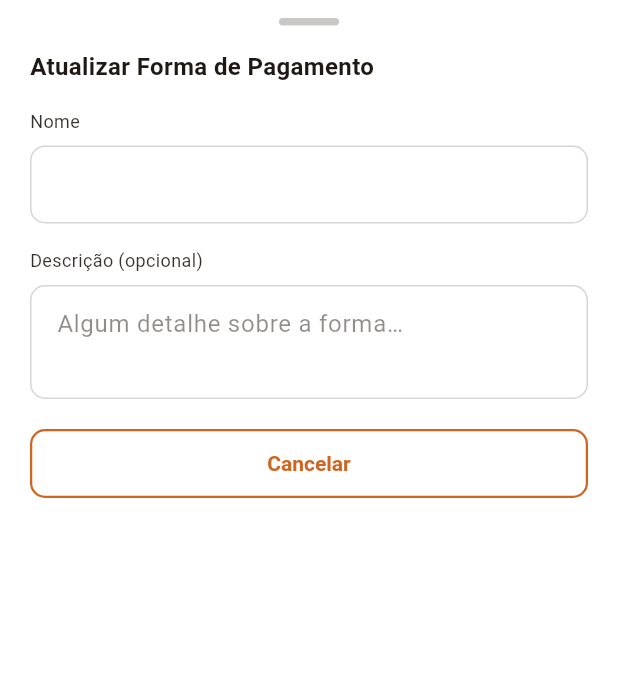
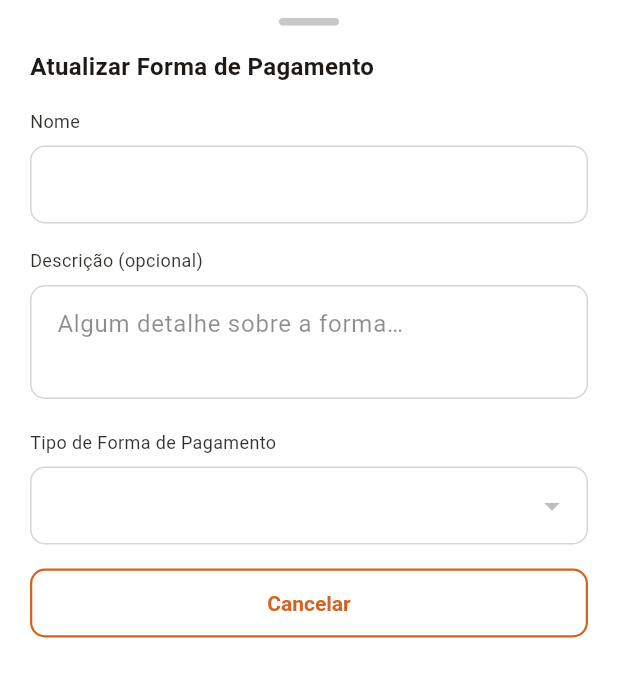
Before and after one commit to andersonf007/PedeAi-ERP, a Flutter app: the _FormaPagamentoFormSheet widget shown alone on an empty page, opened directly with empty values, on a phone screen of 412 x 824 dp. Shown: the top 677 px of the screen. Run offline on Flutter 3.47's test engine with Material 3 defaults, Android fonts, the phone set to English and light mode, and no system bars; our stand-ins replace flutter_login, image_picker, shared_preferences, supabase_flutter; accounts and stored records are empty.

Commit message:
adicionado tipo de forma de pagamento

```diff
--- a/lib/model/forma_pagamento.dart
+++ b/lib/model/forma_pagamento.dart
@@ -3,12 +3,14 @@ class FormaPagamento {
   final String nome;
   final String descricao;
   final bool ativo;
+  final int tipoFormaPagamentoId;
 
   FormaPagamento({
     required this.id,
     required this.nome,
     required this.descricao,
     required this.ativo,
+    required this.tipoFormaPagamentoId,
   });
 
   factory FormaPagamento.fromJson(Map<String, dynamic> json) {
@@ -17,6 +19,7 @@ class FormaPagamento {
       nome: json['nome'],
       descricao: json['descricao'],
       ativo: json['ativo'] ?? true,
+      tipoFormaPagamentoId: json['tipo_forma_pagamento_id'] ?? 1,
     );
   }
 }
--- a/lib/script/scriptFormaPagamento.dart
+++ b/lib/script/scriptFormaPagamento.dart
@@ -1,8 +1,8 @@
 class ScriptFormaPagamento {
   String inserirFormaPagamento(String schema, Map<String, dynamic> dados) {
     return '''
-      INSERT INTO ${schema}.forma_pagamento (nome, descricao)
-      VALUES ('${dados['nome']}', '${dados['descricao']}') returning id;
+      INSERT INTO ${schema}.forma_pagamento (nome, descricao, tipo_forma_pagamento_id)
+      VALUES ('${dados['nome']}', '${dados['descricao']}', ${dados['tipo_forma_pagamento_id']}) returning id;
     ''';
   }
 
@@ -18,9 +18,10 @@ class ScriptFormaPagamento {
     final id = dados['id'];
     final nome = dados['nome'];
     final descricao = dados['descricao'];
+    final tipoId = dados['tipo_forma_pagamento_id'];
     return '''
       UPDATE ${schema}.forma_pagamento
-      SET nome = '$nome', descricao = '$descricao'
+      SET nome = '$nome', descricao = '$descricao', tipo_forma_pagamento_id = $tipoId
       WHERE id = $id returning id;
     ''';
   }
@@ -34,4 +35,8 @@ class ScriptFormaPagamento {
       WHERE id = $id returning id;
     ''';
   }
+
+  String buscarListaFormaPagamentosAtivas(String schema) {
+    return "select * from ${schema}.forma_pagamento where ativo = true order by tipo_forma_pagamento_id";
+  }
 }
--- a/lib/view/cadastro/forma-pagamento/forma_pagamento.dart
+++ b/lib/view/cadastro/forma-pagamento/forma_pagamento.dart
@@ -1,4 +1,5 @@
 import 'package:flutter/material.dart';
+import 'package:pedeai/model/tipoFormaPagamento.dart';
 import 'package:pedeai/view/home/drawer.dart';
 import 'package:pedeai/theme/color_tokens.dart';
 
@@ -89,9 +90,7 @@ class _FormasPagamentoPageState extends State<FormasPagamentoPage> {
       context: context,
       isScrollControlled: true,
       backgroundColor: Theme.of(context).colorScheme.surface,
-      shape: const RoundedRectangleBorder(
-        borderRadius: BorderRadius.vertical(top: Radius.circular(16)),
-      ),
+      shape: const RoundedRectangleBorder(borderRadius: BorderRadius.vertical(top: Radius.circular(16))),
       builder: (context) => _FormaPagamentoFormSheet(
         existente: existente,
         onSalvar: (payload) async {
@@ -159,10 +158,16 @@ class _FormasPagamentoPageState extends State<FormasPagamentoPage> {
       context: context,
       builder: (ctx) => AlertDialog(
         backgroundColor: cs.surface,
-        title: Text('Excluir forma de pagamento', style: TextStyle(color: cs.onSurface, fontWeight: FontWeight.bold)),
+        title: Text(
+          'Excluir forma de pagamento',
+          style: TextStyle(color: cs.onSurface, fontWeight: FontWeight.bold),
+        ),
         content: Text('Tem certeza que deseja excluir "${f.nome}"?', style: TextStyle(color: cs.onSurface.withValues(alpha: 0.7))),
         actions: [
-          TextButton(onPressed: () => Navigator.pop(ctx, false), child: Text('Cancelar', style: TextStyle(color: cs.onSurface))),
+          TextButton(
+            onPressed: () => Navigator.pop(ctx, false),
+            child: Text('Cancelar', style: TextStyle(color: cs.onSurface)),
+          ),
           ElevatedButton(
             style: ElevatedButton.styleFrom(backgroundColor: cs.error),
             onPressed: () => Navigator.pop(ctx, true),
@@ -201,15 +206,21 @@ class _FormasPagamentoPageState extends State<FormasPagamentoPage> {
             onPressed: () => Scaffold.of(context).openDrawer(),
           ),
         ),
-        title: Text('Formas de Pagamento', style: TextStyle(color: cs.onSurface, fontSize: 18, fontWeight: FontWeight.bold)),
-        actions: [IconButton(onPressed: _load, icon: Icon(Icons.refresh, color: cs.onSurface))],
+        title: Text(
+          'Formas de Pagamento',
+          style: TextStyle(color: cs.onSurface, fontSize: 18, fontWeight: FontWeight.bold),
+        ),
+        actions: [
+          IconButton(
+            onPressed: _load,
+            icon: Icon(Icons.refresh, color: cs.onSurface),
+          ),
+        ],
       ),
       drawer: DrawerPage(currentRoute: ModalRoute.of(context)?.settings.name),
 
       // ⬇️ Barra de navegação inferior
-      bottomNavigationBar: AppNavBar(
-        currentRoute: ModalRoute.of(context)?.settings.name,
-      ),
+      bottomNavigationBar: AppNavBar(currentRoute: ModalRoute.of(context)?.settings.name),
 
       body: Column(
         children: [
@@ -247,7 +258,10 @@ class _FormasPagamentoPageState extends State<FormasPagamentoPage> {
                   backgroundColor: cs.primary,
                   shape: RoundedRectangleBorder(borderRadius: BorderRadius.circular(8)),
                 ),
-                child: Text('Cadastrar Nova Forma', style: TextStyle(color: cs.onPrimary, fontWeight: FontWeight.bold)),
+                child: Text(
+                  'Cadastrar Nova Forma',
+                  style: TextStyle(color: cs.onPrimary, fontWeight: FontWeight.bold),
+                ),
               ),
             ),
           ),
@@ -272,7 +286,11 @@ class _FormasPagamentoPageState extends State<FormasPagamentoPage> {
             children: [
               Icon(Icons.error_outline, size: 56, color: cs.primary),
               const SizedBox(height: 12),
-              Text(_error, textAlign: TextAlign.center, style: TextStyle(color: cs.onSurface.withValues(alpha: 0.7))),
+              Text(
+                _error,
+                textAlign: TextAlign.center,
+                style: TextStyle(color: cs.onSurface.withValues(alpha: 0.7)),
+              ),
               const SizedBox(height: 12),
               ElevatedButton(
                 onPressed: _load,
@@ -285,19 +303,16 @@ class _FormasPagamentoPageState extends State<FormasPagamentoPage> {
       );
     }
     if (_filtrados.isEmpty) {
-      return Center(child: Text('Nenhuma forma de pagamento encontrada', style: TextStyle(color: cs.onSurface.withValues(alpha: 0.5))));
+      return Center(
+        child: Text('Nenhuma forma de pagamento encontrada', style: TextStyle(color: cs.onSurface.withValues(alpha: 0.5))),
+      );
     }
 
     return RefreshIndicator(
       color: cs.primary,
       backgroundColor: cs.surface,
       onRefresh: _load,
-      child: ListView.separated(
-        padding: const EdgeInsets.fromLTRB(16, 0, 16, 8),
-        itemBuilder: (ctx, i) => _buildItem(_filtrados[i], i),
-        separatorBuilder: (_, __) => const SizedBox(height: 8),
-        itemCount: _filtrados.length,
-      ),
+      child: ListView.separated(padding: const EdgeInsets.fromLTRB(16, 0, 16, 8), itemBuilder: (ctx, i) => _buildItem(_filtrados[i], i), separatorBuilder: (_, __) => const SizedBox(height: 8), itemCount: _filtrados.length),
     );
   }
 
@@ -321,7 +336,11 @@ class _FormasPagamentoPageState extends State<FormasPagamentoPage> {
               child: Column(
                 crossAxisAlignment: CrossAxisAlignment.start,
                 children: [
-                  Text('${index + 1}. ${f.nome ?? ''}', style: TextStyle(color: cs.onSurface, fontSize: 14, fontWeight: FontWeight.w600), overflow: TextOverflow.ellipsis),
+                  Text(
+                    '${index + 1}. ${f.nome ?? ''}',
+                    style: TextStyle(color: cs.onSurface, fontSize: 14, fontWeight: FontWeight.w600),
+                    overflow: TextOverflow.ellipsis,
+                  ),
                   if ((f.descricao ?? '').trim().isNotEmpty) ...[
                     const SizedBox(height: 4),
                     Text(
@@ -407,6 +426,7 @@ class _FormaPagamentoFormSheetState extends State<_FormaPagamentoFormSheet> {
   bool _dirty = false;
 
   bool get _isEdicao => widget.existente != null;
+  int _tipoSelecionado = 1;
 
   @override
   void initState() {
@@ -417,6 +437,9 @@ class _FormaPagamentoFormSheetState extends State<_FormaPagamentoFormSheet> {
     _descCtrl.text = _initialDesc;
     _nomeCtrl.addListener(_recalcDirty);
     _descCtrl.addListener(_recalcDirty);
+    if (widget.existente != null) {
+      _tipoSelecionado = widget.existente!.tipoFormaPagamentoId;
+    }
   }
 
   @override
@@ -437,10 +460,7 @@ class _FormaPagamentoFormSheetState extends State<_FormaPagamentoFormSheet> {
 
   Future<void> _handleSalvar() async {
     if (!_formKey.currentState!.validate()) return;
-    final payload = {
-      'nome': _nomeCtrl.text.trim(),
-      'descricao': _descCtrl.text.trim(),
-    };
+    final payload = {'nome': _nomeCtrl.text.trim(), 'descricao': _descCtrl.text.trim(), 'tipo_forma_pagamento_id': _tipoSelecionado};
     await widget.onSalvar(payload);
   }
 
@@ -449,12 +469,7 @@ class _FormaPagamentoFormSheetState extends State<_FormaPagamentoFormSheet> {
     final cs = Theme.of(context).colorScheme;
 
     return Padding(
-      padding: EdgeInsets.only(
-        left: 20,
-        right: 20,
-        bottom: MediaQuery.of(context).viewInsets.bottom + 20,
-        top: 12,
-      ),
+      padding: EdgeInsets.only(left: 20, right: 20, bottom: MediaQuery.of(context).viewInsets.bottom + 20, top: 12),
       child: Column(
         mainAxisSize: MainAxisSize.min,
         children: [
@@ -498,9 +513,7 @@ class _FormaPagamentoFormSheetState extends State<_FormaPagamentoFormSheet> {
                   ),
                   style: TextStyle(color: cs.onSurface),
                 ),
-
                 const SizedBox(height: 16),
-
                 Align(
                   alignment: Alignment.centerLeft,
                   child: Text('Descrição (opcional)', style: TextStyle(color: cs.onSurface.withValues(alpha: 0.9), fontSize: 12)),
@@ -519,9 +532,32 @@ class _FormaPagamentoFormSheetState extends State<_FormaPagamentoFormSheet> {
                   ),
                   style: TextStyle(color: cs.onSurface),
                 ),
-
                 const SizedBox(height: 20),
-
+                Align(
+                  alignment: Alignment.centerLeft,
+                  child: Text('Tipo de Forma de Pagamento', style: TextStyle(color: cs.onSurface.withValues(alpha: 0.9), fontSize: 12)),
+                ),
+                const SizedBox(height: 8),
+                DropdownButtonFormField<int>(
+                  value: _tipoSelecionado,
+                  items: TipoFormaPagamento.tipos.map((tipo) {
+                    return DropdownMenuItem<int>(value: tipo.id, child: Text(tipo.nome));
+                  }).toList(),
+                  onChanged: (value) {
+                    setState(() {
+                      _tipoSelecionado = value ?? 1;
+                      _recalcDirty();
+                    });
+                  },
+                  decoration: InputDecoration(
+                    filled: true,
+                    fillColor: cs.surface,
+                    border: OutlineInputBorder(borderRadius: BorderRadius.circular(10), borderSide: BorderSide.none),
+                    contentPadding: const EdgeInsets.symmetric(horizontal: 14, vertical: 14),
+                  ),
+                  style: TextStyle(color: cs.onSurface),
+                ),
+                const SizedBox(height: 16),
                 // Botão dinâmico
                 SizedBox(
                   width: double.infinity,
```
